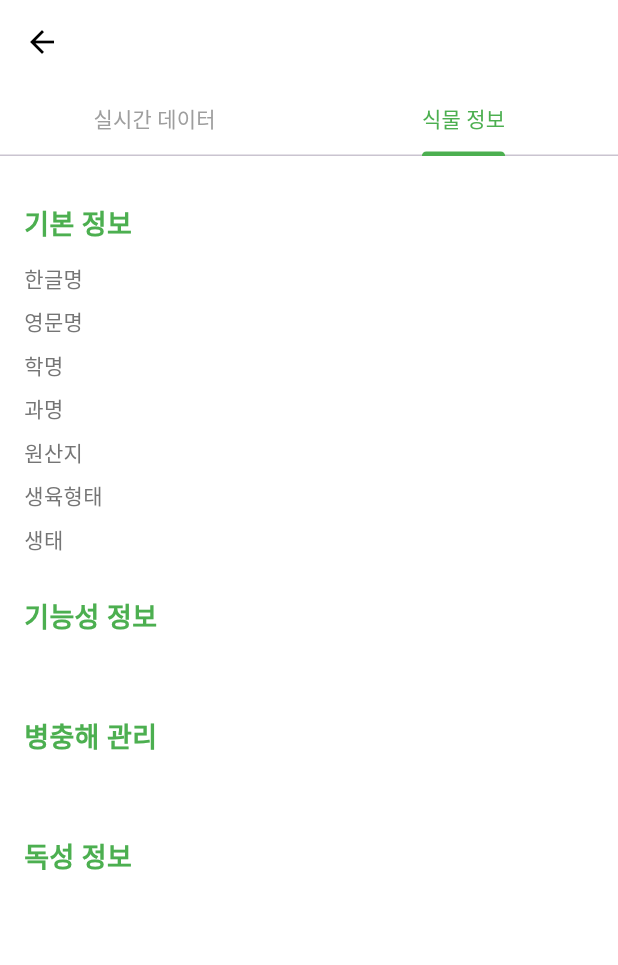
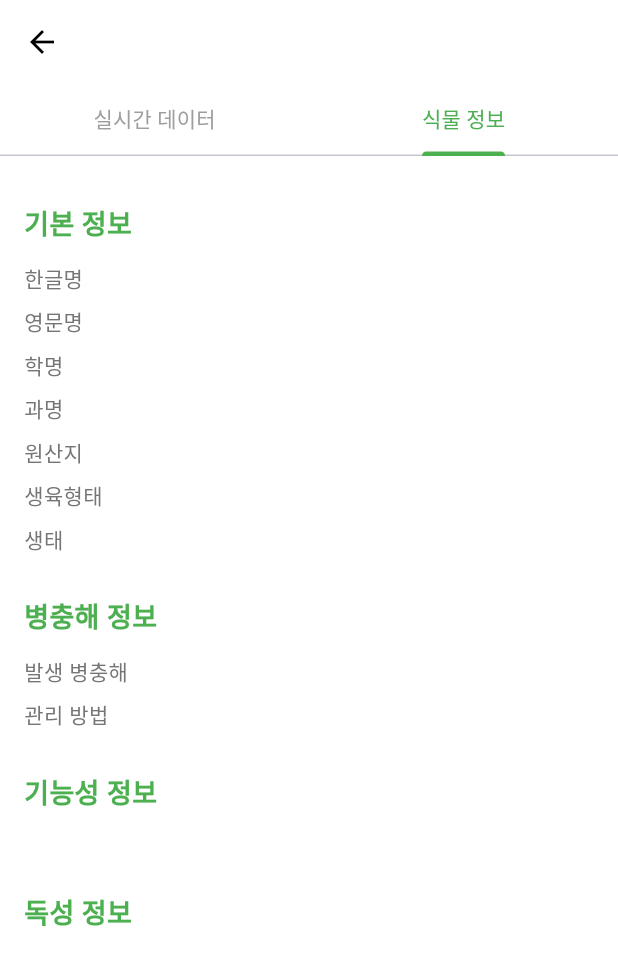
Before and after one commit to SeulGi0117/onekeyone, a Flutter app: the PlantStatusScreen screen opened directly with empty values, tab 2 chosen, on a phone screen of 412 x 824 dp. Shown: the top 965 px of the screen. Run offline on Flutter 3.47's test engine with Material 3 defaults, Android fonts, the phone set to English and light mode, and no system bars; our stand-ins replace firebase_core, firebase_database, firebase_storage, flutter_dotenv, image_picker; accounts and stored records are empty.

Commit message:
# 21 chore:농사로 API에서 받아 올 수 있는 식물 상세정보들을 모두 받아서 식물 정보탭에 등록함.

```diff
--- a/lib/main.dart
+++ b/lib/main.dart
@@ -10,7 +10,6 @@ void main() async {
 
     await dotenv.load(fileName: ".env");
     print("환경변수 로드 성공");
-    print("Storage Bucket: ${dotenv.env['FIREBASE_STORAGE_BUCKET']}"); // 디버깅용
 
     final firebaseOptions = FirebaseOptions(
       apiKey: dotenv.env['FIREBASE_API_KEY'] ?? '',
@@ -18,7 +17,6 @@ void main() async {
       messagingSenderId: dotenv.env['FIREBASE_MESSAGING_SENDER_ID'] ?? '',
       projectId: dotenv.env['FIREBASE_PROJECT_ID'] ?? '',
       databaseURL: dotenv.env['FIREBASE_DATABASE_URL'] ?? '',
-      storageBucket: dotenv.env['FIREBASE_STORAGE_BUCKET'] ?? '',
     );
 
     await Firebase.initializeApp(options: firebaseOptions);
--- a/lib/screens/plant_status_screen.dart
+++ b/lib/screens/plant_status_screen.dart
@@ -466,6 +466,10 @@ class _PlantStatusScreenState extends State<PlantStatusScreen>
                 _buildInfoRow('성장 높이', plantInfo['growthInfo']['height']),
               if (plantInfo['growthInfo']['width'] != null)
                 _buildInfoRow('성장 너비', plantInfo['growthInfo']['width']),
+              if (plantInfo['leafPattern'] != null)
+                _buildInfoRow('잎무늬', plantInfo['leafPattern']),
+              if (plantInfo['smell'] != null)
+                _buildInfoRow('냄새', plantInfo['smell']),
             ]),
 
           // 관리 정보
@@ -475,8 +479,19 @@ class _PlantStatusScreenState extends State<PlantStatusScreen>
                 _buildInfoRow('관리 난이도', plantInfo['managementInfo']['level']),
               if (plantInfo['managementInfo']['demand'] != null)
                 _buildInfoRow('관리요구도', plantInfo['managementInfo']['demand']),
+              if (plantInfo['placementLocation'] != null)
+                _buildInfoRow('배치 장소', plantInfo['placementLocation']),
               if (plantInfo['managementInfo']['special'] != null)
                 _buildInfoRow('특별관리', plantInfo['managementInfo']['special']),
+            ]),
+
+          // 병충해 정보 섹션 추가 (기존 병충해 관리 정보와 함께 표시)
+          if (plantInfo['pestInfo'] != null || plantInfo['pestControlInfo'] != null)
+            _buildInfoSection('병충해 정보', [
+              if (plantInfo['pestInfo'] != null)
+                _buildInfoRow('발생 병충해', plantInfo['pestInfo']),
+              if (plantInfo['pestControlInfo'] != null)
+                _buildInfoRow('관리 방법', plantInfo['pestControlInfo']),
             ]),
 
           // 환경 정보
@@ -509,12 +524,6 @@ class _PlantStatusScreenState extends State<PlantStatusScreen>
           if (plantInfo['functionInfo'] != null)
             _buildInfoSection('기능성 정보', [
               Text(plantInfo['functionInfo']),
-            ]),
-
-          // 병충해 관리 정보
-          if (plantInfo['pestControlInfo'] != null)
-            _buildInfoSection('병충해 관리', [
-              Text(plantInfo['pestControlInfo']),
             ]),
 
           // 독성 정보
@@ -926,7 +935,7 @@ class _PlantStatusScreenState extends State<PlantStatusScreen>
                       .child('reports');
 
                   if (existingReport != null && reportId != null) {
-                    // 기존 보��서 수정
+                    // 기존 보고서 수정
                     await reportsRef.child(reportId).update({
                       'title': title,
                       'content': reportContent,
```
Also changed, not shown: lib/services/nongsaro_api_service.dart (+14 -1 lines).
